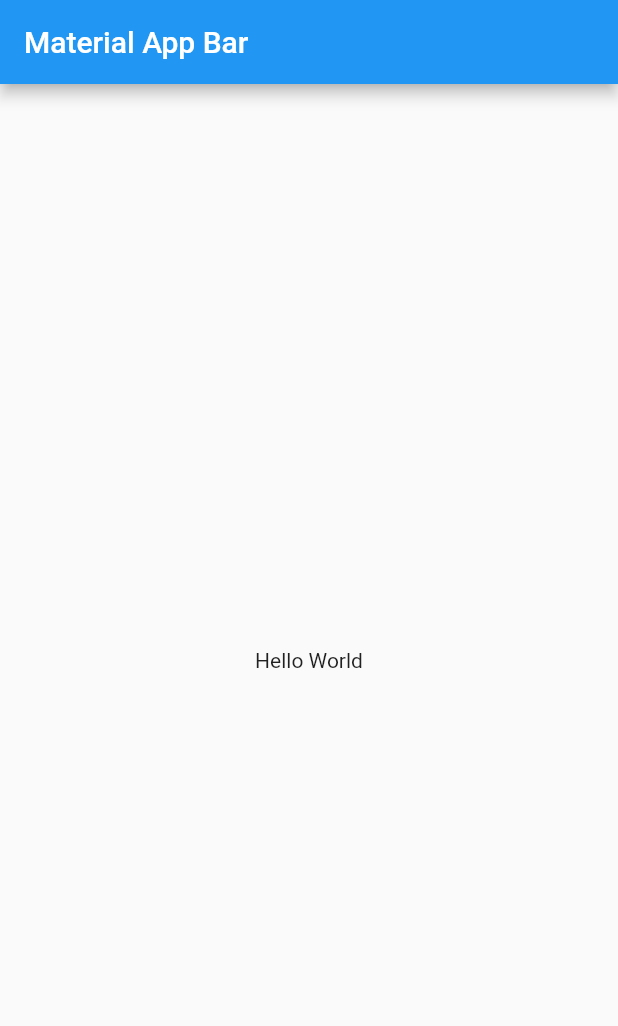
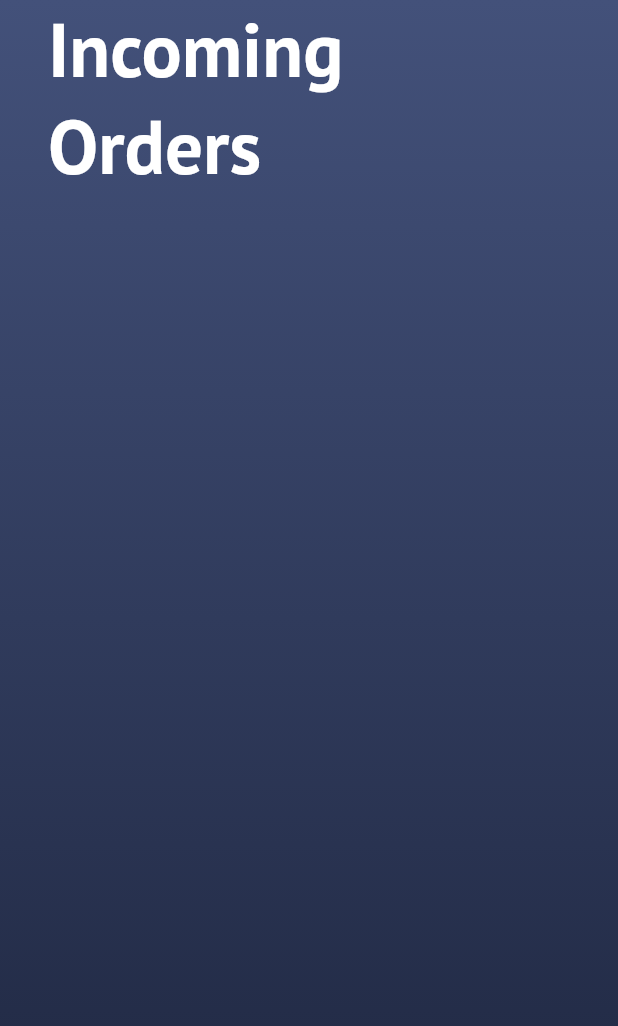
Before and after one commit to BrunoJurkovic/waitero, a Flutter app: the screen it shows after launch, on a phone screen of 412 x 824 dp. Shown: the top 1026 px of the screen. Run offline on Flutter 3.47's test engine with Material 2 defaults, Android fonts, the phone set to English and light mode, and no system bars; our stand-ins replace google_fonts.

Commit message:
Started admin panel, google fonts

```diff
--- a/waiteroclient/analysis_options.yaml
+++ b/waiteroclient/analysis_options.yaml
@@ -77,7 +77,7 @@ linter:
     - empty_constructor_bodies
     - empty_statements
     # - file_names # not yet tested
-    - flutter_style_todos
+    # - flutter_style_todos
     - hash_and_equals
     - implementation_imports
     # - invariant_booleans # too many false positives: https://github.com/dart-lang/linter/issues/811
--- a/waiterohub/analysis_options.yaml
+++ b/waiterohub/analysis_options.yaml
@@ -77,7 +77,7 @@ linter:
     - empty_constructor_bodies
     - empty_statements
     # - file_names # not yet tested
-    - flutter_style_todos
+    # - flutter_style_todos
     - hash_and_equals
     - implementation_imports
     # - invariant_booleans # too many false positives: https://github.com/dart-lang/linter/issues/811
--- /dev/null
+++ b/waiterohub/lib/components/scaffold/custom_scaffold.dart
@@ -0,0 +1,34 @@
+import 'package:flutter/material.dart';
+
+class CustomScaffold extends StatelessWidget {
+  const CustomScaffold({
+    Key key,
+    @required this.body,
+    this.drawer,
+  }) : super(key: key);
+
+  final Widget body;
+  final Widget drawer;
+
+  @override
+  Widget build(BuildContext context) {
+    return Container(
+      decoration: const BoxDecoration(
+        gradient: LinearGradient(
+          colors: <Color>[
+            Color(0xFF43517A),
+            Color(0xFF1D253E),
+          ],
+          begin: Alignment.topCenter,
+          end: Alignment.bottomCenter,
+        ),
+      ),
+      child: Scaffold(
+        backgroundColor: Colors.transparent,
+        body: SafeArea(child: body),
+        drawer: drawer,
+        extendBodyBehindAppBar: true,
+      ),
+    );
+  }
+}
--- a/waiterohub/lib/main.dart
+++ b/waiterohub/lib/main.dart
@@ -1,4 +1,6 @@
 import 'package:flutter/material.dart';
+import 'package:google_fonts/google_fonts.dart';
+import 'package:waitero/components/scaffold/custom_scaffold.dart';
 
 void main() => runApp(WaiteroHubApp());
 
@@ -6,14 +8,23 @@ class WaiteroHubApp extends StatelessWidget {
   @override
   Widget build(BuildContext context) {
     return MaterialApp(
-      title: 'Material App',
-      home: Scaffold(
-        appBar: AppBar(
-          title: Text('Material App Bar'),
-        ),
-        body: Center(
-          child: Container(
-            child: Text('Hello World'),
+      title: 'Waitero Hub',
+      debugShowCheckedModeBanner: false,
+      home: CustomScaffold(
+        body: Padding(
+          padding: const EdgeInsets.symmetric(horizontal: 32.0),
+          child: Column(
+            crossAxisAlignment: CrossAxisAlignment.start,
+            children: <Widget>[
+              Text(
+                'Incoming Orders',
+                style: GoogleFonts.pTSans(
+                  color: Colors.white,
+                  fontWeight: FontWeight.bold,
+                  fontSize: 50.0,
+                ),
+              ),
+            ],
           ),
         ),
       ),
--- a/waiterohub/pubspec.yaml
+++ b/waiterohub/pubspec.yaml
@@ -9,12 +9,11 @@ environment:
 dependencies:
   flutter:
     sdk: flutter
+  google_fonts: ^0.3.2
 
 dev_dependencies:
   flutter_test:
     sdk: flutter
 
-
 flutter:
-
   uses-material-design: true
```
Also changed, not shown: waiterohub/pubspec.lock.
